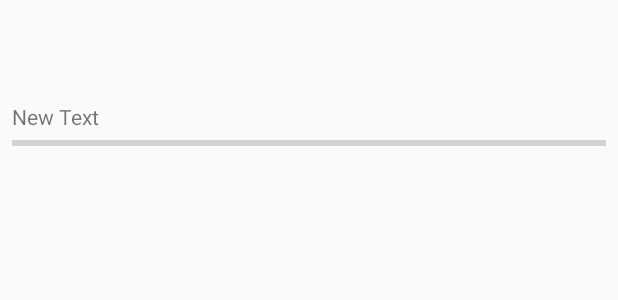
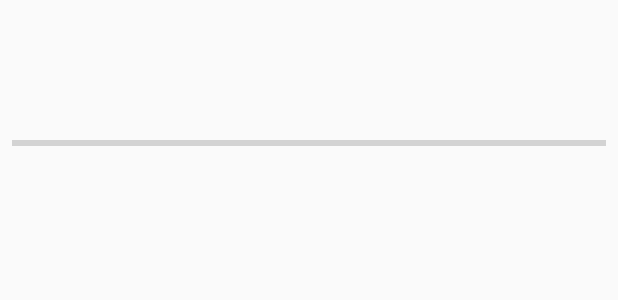
Before and after one commit to vincentqiu/PhotoSync, an Android app: the layout resumable.xml on its own in the app's theme, with its tools: preview values and no code run, on a phone screen of 412 x 824 dp. Shown: the part 475-775 px from the top of the screen. Run offline under Robolectric (Android 15) with nearby library versions, the phone set to English and light mode, and no system bars.

Commit message:
resumable fix uploadUri

```diff
--- a/app/src/main/java/com/photosync/app/MainActivity.java
+++ b/app/src/main/java/com/photosync/app/MainActivity.java
@@ -156,7 +156,10 @@ public class MainActivity extends Activity  {
         System.err.println("click trigger!");
         System.err.println("uptoken: " +uptoken);
         Intent i = new Intent(Intent.ACTION_PICK, android.provider.MediaStore.Images.Media.EXTERNAL_CONTENT_URI);
+        i.setType("image/*");
         startActivityForResult(i, PICK_PICTURE_RESUMABLE);
+
+
         return;
     }
 
--- a/app/src/main/res/layout/resumable.xml
+++ b/app/src/main/res/layout/resumable.xml
@@ -42,7 +42,7 @@
     <TextView
         android:layout_width="wrap_content"
         android:layout_height="wrap_content"
-        android:text="New Text"
+        android:text=""
         android:id="@+id/hint" android:layout_alignLeft="@+id/pb"
         android:layout_above="@+id/pb"/>
 </RelativeLayout>
```
Also changed, not shown: app/src/main/java/com/photosync/app/MyResumableActivity.java (+8 -4 lines).
